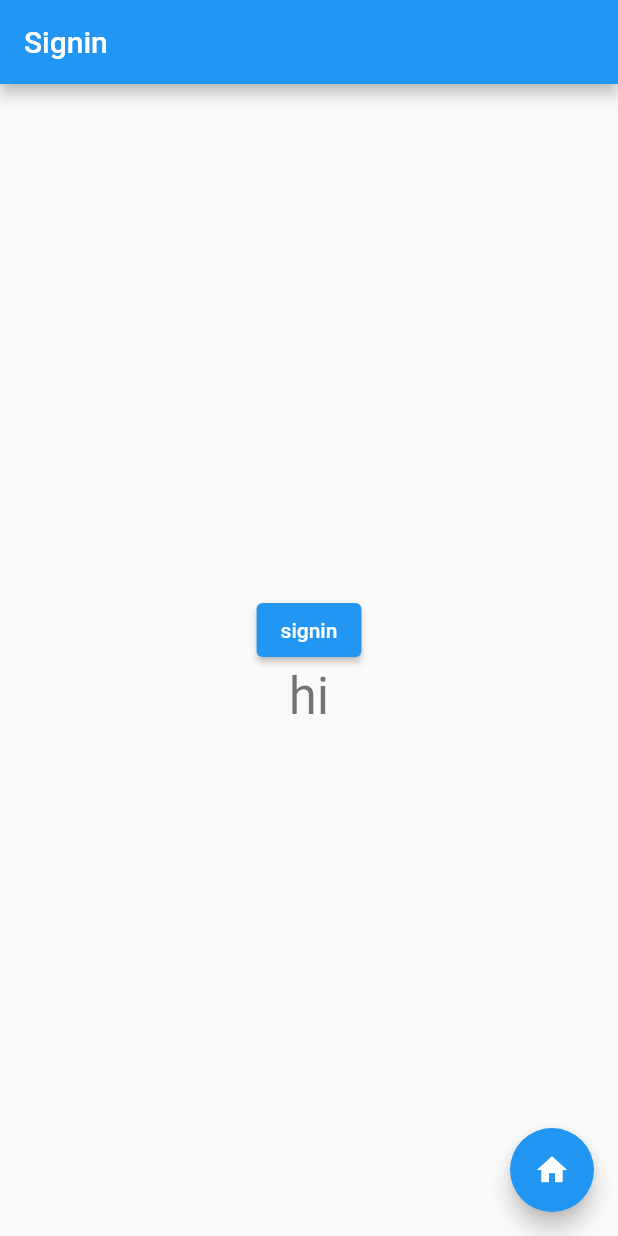
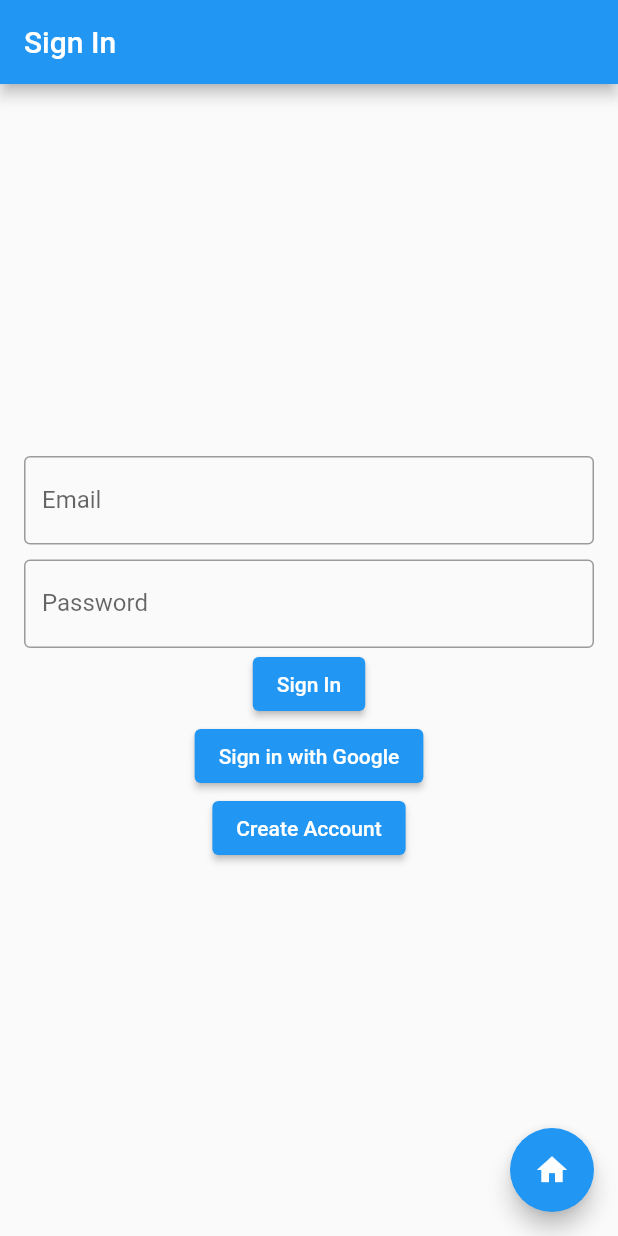
Before and after one commit to rushabh101/shopping-devsoc, a Flutter app: the screen it shows after launch, on a phone screen of 412 x 824 dp. Run offline on Flutter 3.47's test engine with Material 2 defaults, Android fonts, the phone set to English and light mode, and no system bars; our stand-ins replace bloc, firebase_auth, firebase_core, flutter_bloc, flutter_cache_manager, google_sign_in; accounts and stored records are empty.

Commit message:
google sign in complete, created basic ui for regular sign in

```diff
--- a/lib/main.dart
+++ b/lib/main.dart
@@ -1,7 +1,9 @@
 import 'package:flutter/material.dart';
 import 'package:firebase_core/firebase_core.dart';
 import 'package:shopping_devsoc/bloc/search_builder.dart';
+import 'package:shopping_devsoc/pages/item_page.dart';
 import 'package:shopping_devsoc/pages/signin.dart';
+import 'package:shopping_devsoc/pages/signup.dart';
 
 Future<void> main() async {
   WidgetsFlutterBinding.ensureInitialized();
@@ -18,6 +20,8 @@ class MyApp extends StatelessWidget {
       routes: {
         '/': (context) => Signin(),
         '/home': (context) => SearchBuilder(),
+        '/view': (context) => ItemPage(),
+        '/signup': (context) => SignUp(),
       }
     );
   }
--- a/lib/pages/signin.dart
+++ b/lib/pages/signin.dart
@@ -27,27 +27,54 @@ class Signin extends StatelessWidget {
   Widget build(BuildContext context) {
     return Scaffold(
       appBar: AppBar(
-        title: Text('Signin'),
+        title: Text('Sign In'),
       ),
       body: Center(
 
+        child: Padding(
+          padding: const EdgeInsets.all(16.0),
           child: Column(
             mainAxisAlignment: MainAxisAlignment.center,
             children: <Widget>[
+              TextField(
+                decoration: InputDecoration(
+                  border: OutlineInputBorder(),
+                  labelText: 'Email',
+                ),
+              ),
+              SizedBox(height: 10.0,),
+              TextField(
+                obscureText: true,
+                decoration: InputDecoration(
+                  border: OutlineInputBorder(),
+                  labelText: 'Password',
+                ),
+              ),
+              ElevatedButton(
+                onPressed: () {
+                  //TODO
+                },
+                child: Text("Sign In"),
+              ),
               ElevatedButton(
                 onPressed: () async {
                   await signInWithGoogle();
                   print("aaaaaa  ${FirebaseAuth.instance.currentUser}");
                 },
-              child: Text("signin"),
+                child: Text("Sign in with Google"),
               ),
-            Text(
-              'hi',
-              style: Theme.of(context).textTheme.headline4,
+              ElevatedButton(
+                onPressed: () {
+                  Navigator.pushNamed(context, '/signup');
+                },
+                child: Text("Create Account")
               ),
             ],
           ),
         ),
+      ),
+
+      // temporary
       floatingActionButton: FloatingActionButton(
         onPressed: () {
           Navigator.pushNamed(context, '/home');
```
Also changed, not shown: lib/pages/item_page.dart (added, +62 -0 lines), lib/pages/signup.dart (added, +57 -0 lines), lib/widgets/drawer.dart (+8 -5 lines), lib/widgets/shop_card.dart (+7 -3 lines). Lines whose indentation alone changed are shown as unchanged.
